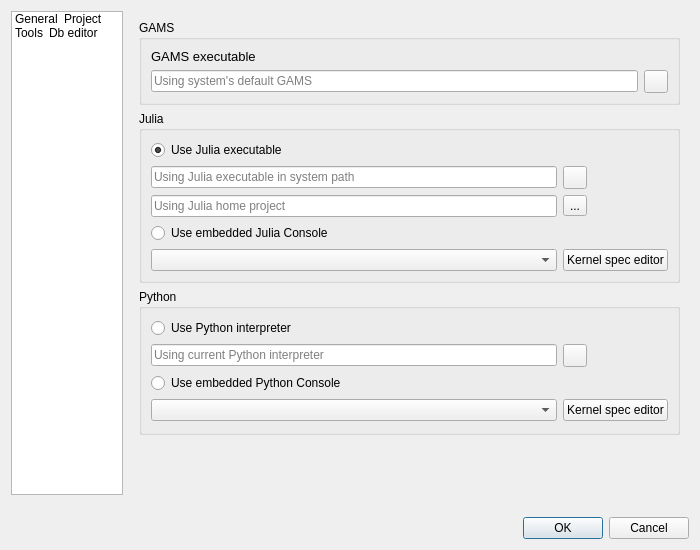
The window that spinetoolbox/ui/settings.ui (spine-tools/Spine-Toolbox) describes before a commit, drawn with Qt 5.
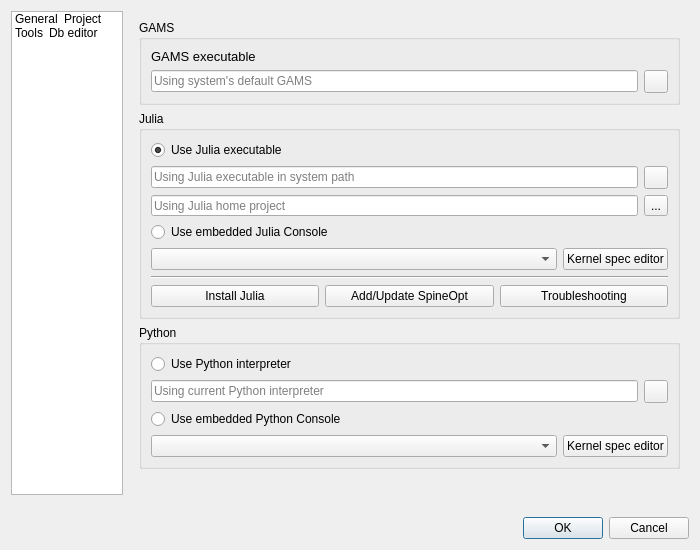
The same window after the commit. The open tabs and pages were chosen to show the change. Icons and pictures are not drawn. Custom widgets are drawn as their Qt base class.

Commit message:
Introduce julia wizards accessible from settings
Re #1217

Patch:
```diff
--- a/spinetoolbox/ui/settings.ui
+++ b/spinetoolbox/ui/settings.ui
@@ -757,57 +757,8 @@
            <property name="title">
             <string>Julia</string>
            </property>
-           <layout class="QGridLayout" name="gridLayout_5">
-            <property name="spacing">
-             <number>6</number>
-            </property>
-            <item row="4" column="1">
-             <widget class="QToolButton" name="toolButton_browse_julia_project">
-              <property name="toolTip">
-               <string>&lt;html&gt;&lt;head/&gt;&lt;body&gt;&lt;p&gt;Pick Julia project using a file browser&lt;/p&gt;&lt;/body&gt;&lt;/html&gt;</string>
-              </property>
-              <property name="text">
-               <string>...</string>
-              </property>
-              <property name="icon">
-               <iconset resource="resources/resources_icons.qrc">
-                <normaloff>:/icons/menu_icons/folder-open-solid.svg</normaloff>:/icons/menu_icons/folder-open-solid.svg</iconset>
-              </property>
-             </widget>
-            </item>
-            <item row="3" column="0">
-             <widget class="QLineEdit" name="lineEdit_julia_path">
-              <property name="minimumSize">
-               <size>
-                <width>0</width>
-                <height>20</height>
-               </size>
-              </property>
-              <property name="toolTip">
-               <string>&lt;html&gt;&lt;head/&gt;&lt;body&gt;&lt;p&gt;Julia executable. Leave blank to use Julia defined in your system path.&lt;/p&gt;&lt;/body&gt;&lt;/html&gt;</string>
-              </property>
-              <property name="placeholderText">
-               <string>Using Julia executable in system path</string>
-              </property>
-              <property name="clearButtonEnabled">
-               <bool>true</bool>
-              </property>
-             </widget>
-            </item>
-            <item row="7" column="0">
-             <widget class="CustomQComboBox" name="comboBox_julia_kernel">
-              <property name="sizePolicy">
-               <sizepolicy hsizetype="Expanding" vsizetype="Fixed">
-                <horstretch>0</horstretch>
-                <verstretch>0</verstretch>
-               </sizepolicy>
-              </property>
-              <property name="toolTip">
-               <string>&lt;html&gt;&lt;head/&gt;&lt;body&gt;&lt;p&gt;Select a Julia kernel for the embedded Julia Console.&lt;/p&gt;&lt;p&gt;Only valid Julia kernels are shown. Open Kernel editor to add kernels.&lt;/p&gt;&lt;/body&gt;&lt;/html&gt;</string>
-              </property>
-             </widget>
-            </item>
-            <item row="2" column="0">
+           <layout class="QVBoxLayout" name="verticalLayout">
+            <item>
              <widget class="QRadioButton" name="radioButton_use_julia_executable">
               <property name="toolTip">
                <string>&lt;html&gt;&lt;head/&gt;&lt;body&gt;&lt;p&gt;When selected, Julia Tools and scripts will be executed in a terminal as an individual process. Select the Julia executable and Julia project below.&lt;/p&gt;&lt;/body&gt;&lt;/html&gt;</string>
@@ -820,7 +771,43 @@
               </property>
              </widget>
             </item>
-            <item row="4" column="0">
+            <item>
+             <layout class="QHBoxLayout" name="horizontalLayout_8">
+              <item>
+               <widget class="QLineEdit" name="lineEdit_julia_path">
+                <property name="minimumSize">
+                 <size>
+                  <width>0</width>
+                  <height>20</height>
+                 </size>
+                </property>
+                <property name="toolTip">
+                 <string>&lt;html&gt;&lt;head/&gt;&lt;body&gt;&lt;p&gt;Julia executable. Leave blank to use Julia defined in your system path.&lt;/p&gt;&lt;/body&gt;&lt;/html&gt;</string>
+                </property>
+                <property name="placeholderText">
+                 <string>Using Julia executable in system path</string>
+                </property>
+                <property name="clearButtonEnabled">
+                 <bool>true</bool>
+                </property>
+               </widget>
+              </item>
+              <item>
+               <widget class="QToolButton" name="toolButton_browse_julia">
+                <property name="toolTip">
+                 <string>&lt;html&gt;&lt;head/&gt;&lt;body&gt;&lt;p&gt;Pick Julia executable using a file browser&lt;/p&gt;&lt;/body&gt;&lt;/html&gt;</string>
+                </property>
+                <property name="icon">
+                 <iconset resource="resources/resources_icons.qrc">
+                  <normaloff>:/icons/menu_icons/folder-open-solid.svg</normaloff>:/icons/menu_icons/folder-open-solid.svg</iconset>
+                </property>
+               </widget>
+              </item>
+             </layout>
+            </item>
+            <item>
+             <layout class="QHBoxLayout" name="horizontalLayout_7">
+              <item>
              <widget class="QLineEdit" name="lineEdit_julia_project_path">
               <property name="minimumSize">
                <size>
@@ -842,7 +829,23 @@
               </property>
              </widget>
             </item>
-            <item row="6" column="0">
+              <item>
+               <widget class="QToolButton" name="toolButton_browse_julia_project">
+                <property name="toolTip">
+                 <string>&lt;html&gt;&lt;head/&gt;&lt;body&gt;&lt;p&gt;Pick Julia project using a file browser&lt;/p&gt;&lt;/body&gt;&lt;/html&gt;</string>
+                </property>
+                <property name="text">
+                 <string>...</string>
+                </property>
+                <property name="icon">
+                 <iconset resource="resources/resources_icons.qrc">
+                  <normaloff>:/icons/menu_icons/folder-open-solid.svg</normaloff>:/icons/menu_icons/folder-open-solid.svg</iconset>
+                </property>
+               </widget>
+              </item>
+             </layout>
+            </item>
+            <item>
              <widget class="QRadioButton" name="radioButton_use_julia_console">
               <property name="toolTip">
                <string>&lt;html&gt;&lt;head/&gt;&lt;body&gt;&lt;p&gt;If checked, Julia Tools and scripts will be executed in the embedded Julia Console (Shell). Select the kernel for Julia Console from the drop-down menu below.&lt;/p&gt;&lt;/body&gt;&lt;/html&gt;</string>
@@ -852,8 +855,16 @@
               </property>
              </widget>
             </item>
-            <item row="3" column="1">
-             <widget class="QToolButton" name="toolButton_browse_julia">
+            <item>
+             <layout class="QHBoxLayout" name="horizontalLayout_9">
+              <item>
+               <widget class="CustomQComboBox" name="comboBox_julia_kernel">
+                <property name="sizePolicy">
+                 <sizepolicy hsizetype="Expanding" vsizetype="Fixed">
+                  <horstretch>0</horstretch>
+                  <verstretch>0</verstretch>
+                 </sizepolicy>
+                </property>
               <property name="toolTip">
                <string>&lt;html&gt;&lt;head/&gt;&lt;body&gt;&lt;p&gt;Pick Julia executable using a file browser&lt;/p&gt;&lt;/body&gt;&lt;/html&gt;</string>
               </property>
@@ -863,7 +874,7 @@
               </property>
              </widget>
             </item>
-            <item row="7" column="1">
+              <item>
              <widget class="QPushButton" name="pushButton_open_kernel_editor_julia">
               <property name="sizePolicy">
                <sizepolicy hsizetype="Minimum" vsizetype="Fixed">
@@ -877,6 +888,40 @@
              </widget>
             </item>
            </layout>
+            </item>
+            <item>
+             <widget class="Line" name="line">
+              <property name="orientation">
+               <enum>Qt::Horizontal</enum>
+              </property>
+             </widget>
+            </item>
+            <item>
+             <layout class="QHBoxLayout" name="horizontalLayout_12">
+              <item>
+               <widget class="QPushButton" name="pushButton_install_julia">
+                <property name="text">
+                 <string>Install Julia</string>
+                </property>
+               </widget>
+              </item>
+              <item>
+               <widget class="QPushButton" name="pushButton_add_up_spine_opt">
+                <property name="text">
+                 <string>Add/Update SpineOpt</string>
+                </property>
+               </widget>
+              </item>
+              <item>
+               <widget class="QPushButton" name="pushButton_troubleshooting_julia">
+                <property name="text">
+                 <string>Troubleshooting</string>
+                </property>
+               </widget>
+              </item>
+             </layout>
+            </item>
+           </layout>
           </widget>
          </item>
          <item>
@@ -896,14 +941,8 @@
            <property name="title">
             <string>Python</string>
            </property>
-           <layout class="QGridLayout" name="gridLayout_2" columnstretch="0,0">
-            <property name="bottomMargin">
-             <number>11</number>
-            </property>
-            <property name="spacing">
-             <number>6</number>
-            </property>
-            <item row="0" column="0">
+           <layout class="QVBoxLayout" name="verticalLayout_5">
+            <item>
              <widget class="QRadioButton" name="radioButton_use_python_interpreter">
               <property name="toolTip">
                <string>&lt;html&gt;&lt;head/&gt;&lt;body&gt;&lt;p&gt;When selected, Python Tools and scripts are executed in a separate process in terminal. Select the python interpreter you want to use into the line edit below.&lt;/p&gt;&lt;/body&gt;&lt;/html&gt;</string>
@@ -913,7 +952,9 @@
               </property>
              </widget>
             </item>
-            <item row="1" column="0">
+            <item>
+             <layout class="QHBoxLayout" name="horizontalLayout_10">
+              <item>
              <widget class="QLineEdit" name="lineEdit_python_path">
               <property name="minimumSize">
                <size>
@@ -932,7 +973,7 @@
               </property>
              </widget>
             </item>
-            <item row="1" column="1">
+              <item>
              <widget class="QToolButton" name="toolButton_browse_python">
               <property name="toolTip">
                <string>&lt;html&gt;&lt;head/&gt;&lt;body&gt;&lt;p&gt;Pick Python interpreter using a file browser&lt;/p&gt;&lt;/body&gt;&lt;/html&gt;</string>
@@ -943,7 +984,9 @@
               </property>
              </widget>
             </item>
-            <item row="2" column="0">
+             </layout>
+            </item>
+            <item>
              <widget class="QRadioButton" name="radioButton_use_python_console">
               <property name="toolTip">
                <string>&lt;html&gt;&lt;head/&gt;&lt;body&gt;&lt;p&gt;When selected, Python Tools and scripts are executed in the embedded Python Console. Select the kernel for the Python Console from the drop-down menu below.&lt;/p&gt;&lt;/body&gt;&lt;/html&gt;</string>
@@ -953,7 +996,9 @@
               </property>
              </widget>
             </item>
-            <item row="3" column="0">
+            <item>
+             <layout class="QHBoxLayout" name="horizontalLayout_11">
+              <item>
              <widget class="CustomQComboBox" name="comboBox_python_kernel">
               <property name="sizePolicy">
                <sizepolicy hsizetype="Expanding" vsizetype="Fixed">
@@ -969,7 +1014,7 @@
               </property>
              </widget>
             </item>
-            <item row="3" column="1">
+              <item>
              <widget class="QPushButton" name="pushButton_open_kernel_editor_python">
               <property name="sizePolicy">
                <sizepolicy hsizetype="Minimum" vsizetype="Fixed">
@@ -990,6 +1035,8 @@
                <string>Kernel spec editor</string>
               </property>
              </widget>
+              </item>
+             </layout>
             </item>
            </layout>
           </widget>
```
Left out of the diff: 8 changed lines with no effect on the pictures. Lines whose indentation alone changed are shown as unchanged. The commit also changes 4 other files.
